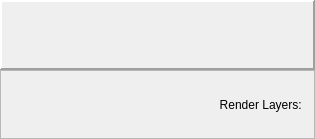
Qt form ui/item.ui (iceanimations/createShots) before a commit.
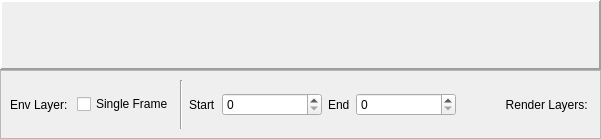
The same form after that commit.

Commit message: fps box and Env layer feature added

```diff
--- a/ui/item.ui
+++ b/ui/item.ui
@@ -6,7 +6,7 @@
    <rect>
     <x>0</x>
     <y>0</y>
-    <width>315</width>
+    <width>601</width>
     <height>139</height>
    </rect>
   </property>
@@ -114,6 +114,67 @@
      <layout class="QVBoxLayout" name="itemLayout">
       <item>
        <layout class="QHBoxLayout" name="renderLayerLayout">
+        <item>
+         <widget class="QLabel" name="label_2">
+          <property name="text">
+           <string>Env Layer: </string>
+          </property>
+         </widget>
+        </item>
+        <item>
+         <widget class="QCheckBox" name="singleFrameButton">
+          <property name="text">
+           <string>Single Frame</string>
+          </property>
+         </widget>
+        </item>
+        <item>
+         <widget class="Line" name="line">
+          <property name="orientation">
+           <enum>Qt::Vertical</enum>
+          </property>
+         </widget>
+        </item>
+        <item>
+         <widget class="QLabel" name="label_3">
+          <property name="text">
+           <string>Start</string>
+          </property>
+         </widget>
+        </item>
+        <item>
+         <widget class="QSpinBox" name="startFrameBox">
+          <property name="minimumSize">
+           <size>
+            <width>100</width>
+            <height>0</height>
+           </size>
+          </property>
+          <property name="maximum">
+           <number>999999999</number>
+          </property>
+         </widget>
+        </item>
+        <item>
+         <widget class="QLabel" name="label_4">
+          <property name="text">
+           <string>End</string>
+          </property>
+         </widget>
+        </item>
+        <item>
+         <widget class="QSpinBox" name="endFrameBox">
+          <property name="minimumSize">
+           <size>
+            <width>100</width>
+            <height>0</height>
+           </size>
+          </property>
+          <property name="maximum">
+           <number>999999999</number>
+          </property>
+         </widget>
+        </item>
         <item>
          <spacer name="horizontalSpacer">
           <property name="orientation">
```
Left out of the diff: 35 changed lines with no effect on the pictures. The commit also changes 5 other files.
